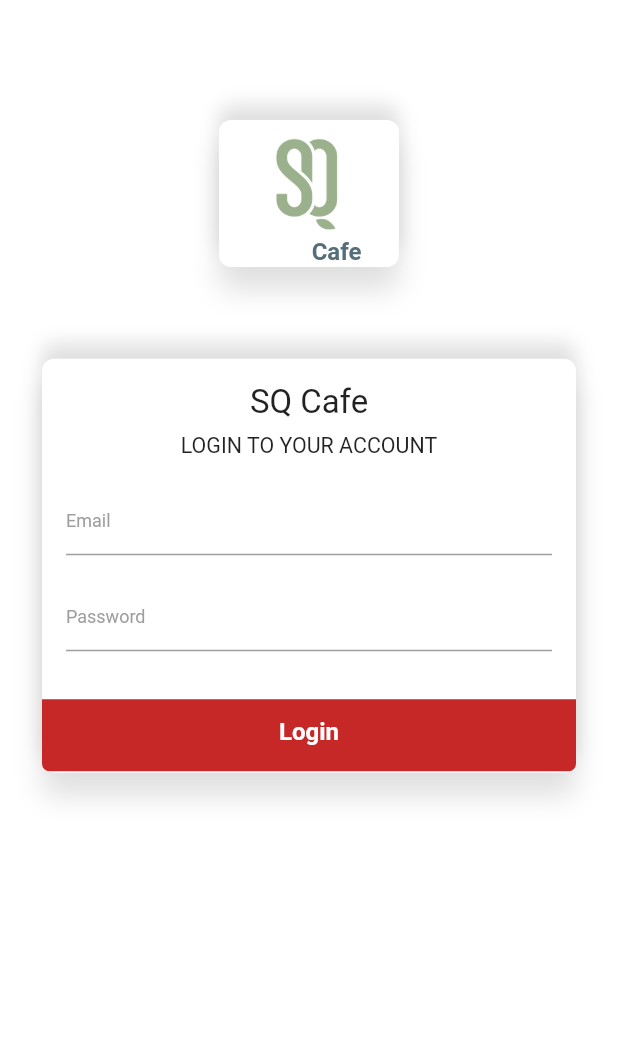
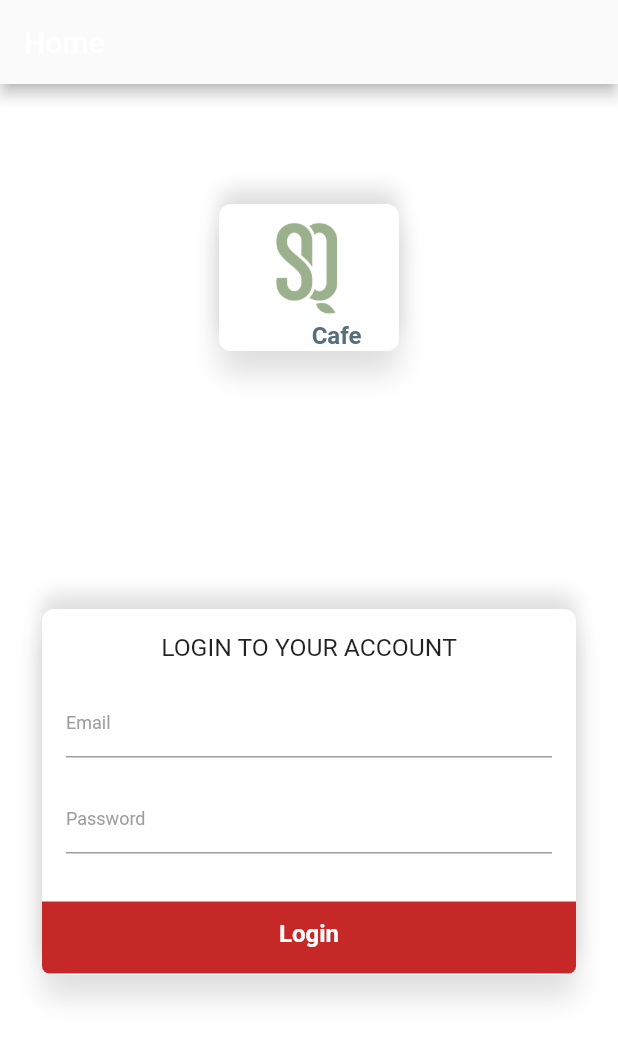
Before and after one commit to rhrazib/sq_cafe_user_app, a Flutter app: the FormCard screen opened directly, after a tap on "Login", on a phone screen of 412 x 824 dp. Shown: the top 1040 px of the screen. Run offline on Flutter 3.47's test engine with Material 2 defaults, Android fonts, the phone set to English and light mode, and no system bars; our stand-ins replace flutter_screenutil, get; Roboto replaces fonts that are missing (Poppins-Bold, Poppins-Medium).

Commit message:
add login screen

```diff
--- /dev/null
+++ b/lib/Home Page.dart
@@ -0,0 +1,98 @@
+
+import 'package:flutter/material.dart';
+
+import 'LoginFormCard.dart';
+
+class HomePage extends StatefulWidget {
+  HomePage({Key? key, required this.title}) : super(key: key);
+  final String title;
+
+  @override
+  _MyHomePageState createState() => _MyHomePageState();
+}
+class _MyHomePageState extends State<HomePage> {
+  @override
+  Widget build(BuildContext context) {
+    return new Scaffold(
+      resizeToAvoidBottomInset : false,
+      backgroundColor: Colors.white,
+      //resizeToAvoidBottomPadding: true,
+      body: Stack(
+        fit: StackFit.expand,
+        children: <Widget>[
+
+          Column(
+            crossAxisAlignment: CrossAxisAlignment.center,
+            children: <Widget>[
+              Padding(
+                padding: EdgeInsets.only(top: 80.0),
+                child:        Container(
+
+                  width: 120,
+                  padding: EdgeInsets.only(bottom: 1,top: 8),
+                  decoration: BoxDecoration(
+                      color: Colors.white,
+                      borderRadius: BorderRadius.circular(8.0),
+                      boxShadow: [
+                        BoxShadow(
+                            color: Colors.black12,
+                            offset: Offset(0.0, 15.0),
+                            blurRadius: 15.0),
+                        BoxShadow(
+                            color: Colors.black12,
+                            offset: Offset(0.0, -10.0),
+                            blurRadius: 10.0),
+                      ]),
+                  child: Column(
+                    crossAxisAlignment: CrossAxisAlignment.center,
+                    children: <Widget>[
+                      Column(
+                        children: <Widget>[
+                          Column(
+                            crossAxisAlignment: CrossAxisAlignment.end,
+                            children: [
+                              Image.asset("assets/logo.png",height: 70,width: 70,),
+                              Column(
+                                children: [
+                                  Text("Cafe",
+                                    style: TextStyle(
+                                        fontSize: 16,
+                                        fontWeight: FontWeight.bold,
+                                        color: Colors.blueGrey.shade600
+                                    ),
+                                    textAlign: TextAlign.right,
+                                  ),
+                                ],
+                              ),
+                            ],
+                          )
+                        ],
+                      ),
+                    ],
+                  ),
+                ),
+              ),
+              Expanded(
+                child: Container(),
+              ),
+            ],
+          ),
+          SingleChildScrollView(
+            child: Padding(
+              padding: EdgeInsets.only(left: 28.0, right: 28.0, top: 60.0),
+              child: Column(
+                children: <Widget>[
+                  SizedBox(
+                    height: 290,
+                  ),
+                  FormCard(),
+                ],
+              ),
+            ),
+          ),
+          //  Body()
+        ],
+      ),
+    );
+  }
+}
--- a/lib/Login Page.dart
+++ b/lib/Login Page.dart
@@ -87,7 +87,7 @@ class _MyHomePageState extends State<LoginPage> {
                 child: Column(
                   children: <Widget>[
                     SizedBox(
-                      height: 290.h,
+                      height: 290,
                     ),
                     FormCard(),
                   ],
--- a/lib/LoginFormCard.dart
+++ b/lib/LoginFormCard.dart
@@ -1,5 +1,7 @@
 import 'package:flutter/material.dart';
 import 'package:flutter_screenutil/flutter_screenutil.dart';
+
+import 'Home Page.dart';
 
 class FormCard extends StatelessWidget {
   @override
@@ -25,21 +27,21 @@ class FormCard extends StatelessWidget {
         children: <Widget>[
           Column(
             children: <Widget>[
+              // Padding(
+              //   padding: EdgeInsets.only(left: 16.0, right: 16.0, top: 16.0),
+              //   child: Text("SQ Cafe",
+              //       style: TextStyle(
+              //           fontSize: 40.w,
+              //           fontFamily: "Poppins-Bold"
+              //         // , letterSpacing: .6
+              //       )),
+              // ),
               Padding(
                 padding: EdgeInsets.only(left: 16.0, right: 16.0, top: 16.0),
-                child: Text("SQ Cafe",
-                    style: TextStyle(
-                        fontSize: 40.w,
-                        fontFamily: "Poppins-Bold"
-                      // , letterSpacing: .6
-                    )),
-              ),
-              Padding(
-                padding: EdgeInsets.only(left: 16.0, right: 16.0, top: 8.0),
                 child: Text("LOGIN TO YOUR ACCOUNT",
                     style: TextStyle(
-                        fontFamily: "Poppins-Medium",
-                        fontSize: 26.w)),
+                        fontFamily: "Poppins-Bold",
+                        fontSize: 30.w)),
               ),
               Padding(
                 padding: EdgeInsets.only(left: 16.0, right: 16.0, top: 16.0),
@@ -85,47 +87,25 @@ class FormCard extends StatelessWidget {
                       ),
                     ),
                     onTap: () {
-                      Navigator.pop(context);
+                     // Navigator.push(context,);
+                      Navigator.of(context).push(MaterialPageRoute<void>(
+                          builder: (BuildContext context) {
+                            return Scaffold(
+                              appBar: AppBar(
+                                automaticallyImplyLeading: false,
+                                // Used for removing back buttoon.
+                                backgroundColor: Colors.grey.shade50,
+                               title: Text("Home"),
+                               // title: CustomAppBar(title: pModel.elementAt(index).pName,),
+                              ),
+                              body: Container(
+                                alignment: Alignment.topLeft,
+                                child: HomePage(title: 'Home',),
+                              ),
+                            );
+                          }));
                     },
                   )
-                // Container(
-                //   width: double.maxFinite,
-                //   height: 100.h,
-                //   decoration: BoxDecoration(
-                //       gradient: LinearGradient(
-                //           colors: [Color., Color(0xFF6078ea)]),
-                //       borderRadius: BorderRadius.only(
-                //         bottomLeft: Radius.circular(6.0),
-                //         bottomRight: Radius.circular(6.0),
-                //       ),
-                //       boxShadow: [
-                //         BoxShadow(
-                //             color: Color(0xFF6078ea).withOpacity(.3),
-                //             offset: Offset(0.0, 8.0),
-                //             blurRadius: 8.0)
-                //       ]),
-                //   child: Material(
-                //     color: Colors.transparent,
-                //     child: InkWell(
-                //       onTap: () {
-                //         // Navigator.push(
-                //         //     context,
-                //         //     PageTransition(type: PageTransitionType.fade, child: DashBoardPage()));
-                //       },
-                //       //onTap: ()  => debugPrint("LOGIN"),
-                //
-                //       child: Center(
-                //         child: Text("LOGIN",
-                //             style: TextStyle(
-                //                 color: Colors.white,
-                //                 fontFamily: "Poppins-Medium",
-                //                 fontSize: 18,
-                //                 letterSpacing: 1.0)),
-                //       ),
-                //     ),
-                //   ),
-                // )
-
               ),
             ],
           ),
```
Also changed, not shown: lib/generated/assets.dart (deleted).
